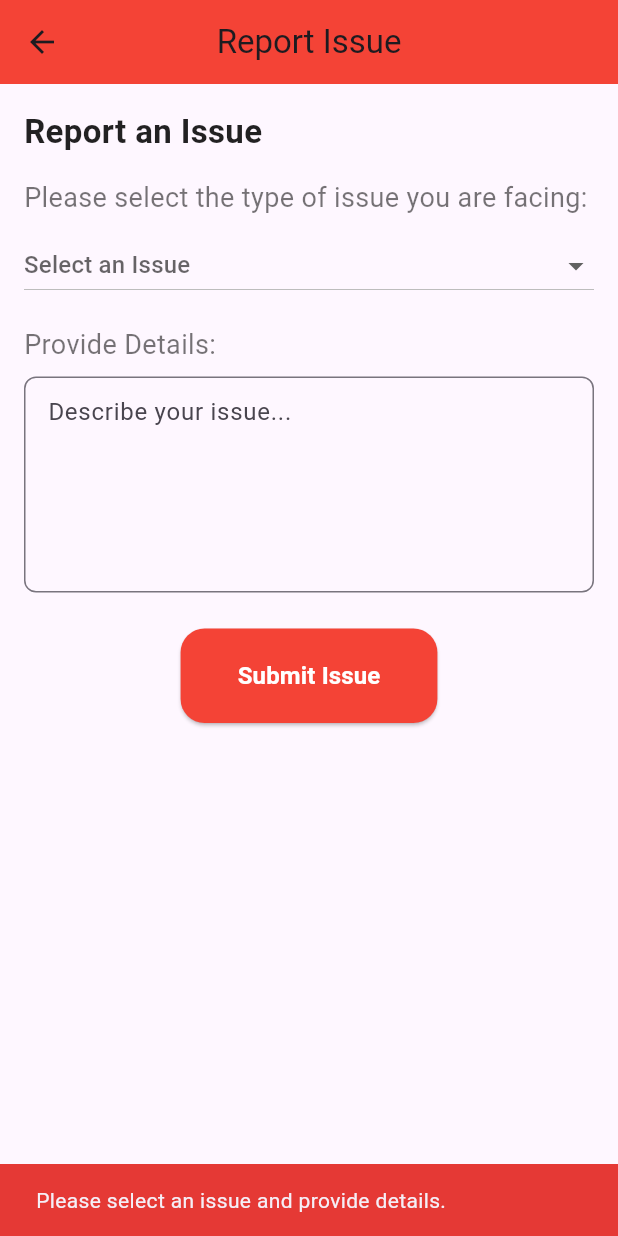
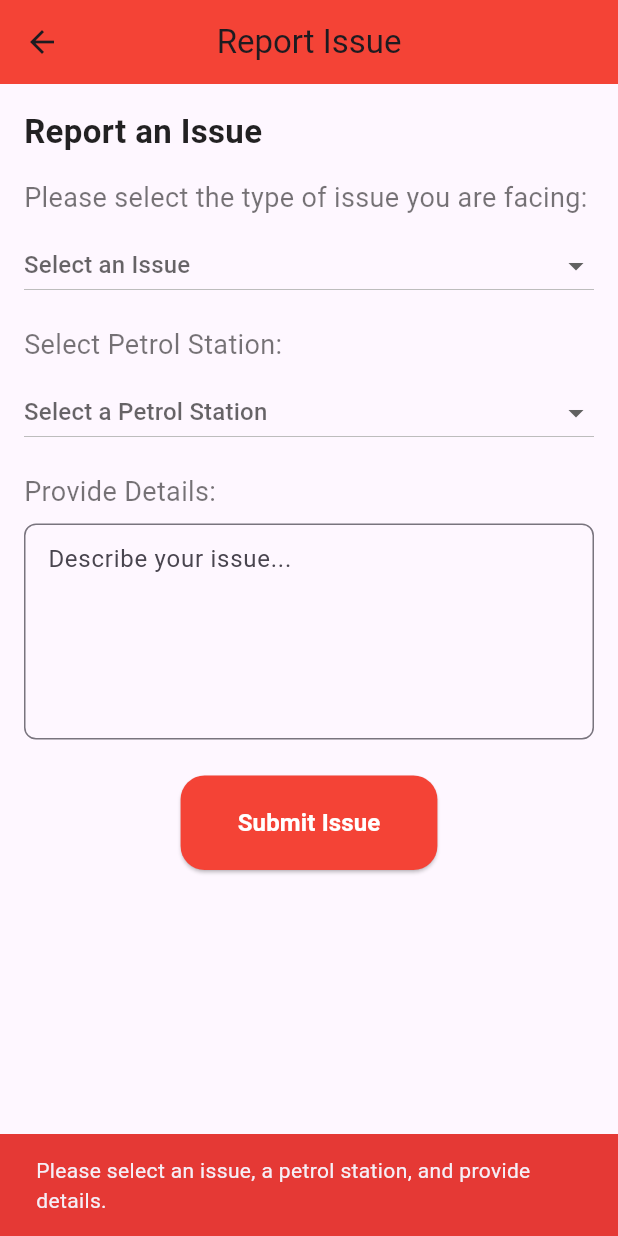
Before and after one commit to iamkonnect/FuelChecker, a Flutter app: the ReportIssueScreen screen opened by its route, after a tap on "Submit Issue", on a phone screen of 412 x 824 dp. Run offline on Flutter 3.47's test engine with Material 3 defaults, Android fonts, the phone set to English and light mode, and no system bars; our stand-ins replace email_validator, fl_chart, flutter_map, flutter_rating_bar, geolocator, google_maps_flutter and 1 more; missing offline and left inert: mailer.

Commit message:
feat:modified report issue screen

```diff
--- a/lib/screens/report_issue_screen.dart
+++ b/lib/screens/report_issue_screen.dart
@@ -10,11 +10,21 @@ class ReportIssueScreen extends StatefulWidget {
 class _ReportIssueScreenState extends State<ReportIssueScreen> {
   final TextEditingController _issueController = TextEditingController();
   String? selectedIssue;
+  String? selectedPetrolStation;
+
   List<String> commonIssues = [
     'Fuel Station not listed',
     'Fuel Price Difference',
     'Fuel Type Unavailable',
     'App Not Working Properly',
+    'Other'
+  ];
+
+  List<String> petrolStations = [
+    'Station A',
+    'Station B',
+    'Station C',
+    'Station D',
     'Other'
   ];
 
@@ -68,6 +78,31 @@ class _ReportIssueScreenState extends State<ReportIssueScreen> {
                 onChanged: (value) {
                   setState(() {
                     selectedIssue = value;
+                  });
+                },
+              ),
+              const SizedBox(height: 16.0),
+              const Text(
+                'Select Petrol Station:',
+                style: TextStyle(
+                  fontSize: 18,
+                  color: Colors.black54,
+                ),
+              ),
+              const SizedBox(height: 8.0),
+              DropdownButton<String>(
+                value: selectedPetrolStation,
+                hint: const Text('Select a Petrol Station'),
+                isExpanded: true,
+                items: petrolStations.map((String station) {
+                  return DropdownMenuItem<String>(
+                    value: station,
+                    child: Text(station),
+                  );
+                }).toList(),
+                onChanged: (value) {
+                  setState(() {
+                    selectedPetrolStation = value;
                   });
                 },
               ),
@@ -130,22 +165,29 @@ class _ReportIssueScreenState extends State<ReportIssueScreen> {
   void _submitIssue() {
     final issueDetails = _issueController.text;
 
-    if (selectedIssue != null && issueDetails.isNotEmpty) {
+    if (selectedIssue != null &&
+        selectedPetrolStation != null &&
+        issueDetails.isNotEmpty) {
       // Handle the issue submission (e.g., send data to the server)
       ScaffoldMessenger.of(context).showSnackBar(
         SnackBar(
-          content: Text('Thank you for reporting the issue!'),
+          content: Text(
+            'Thank you for reporting the issue at $selectedPetrolStation!',
+          ),
           backgroundColor: Colors.green.shade600,
         ),
       );
       _issueController.clear();
       setState(() {
         selectedIssue = null;
+        selectedPetrolStation = null;
       });
     } else {
       ScaffoldMessenger.of(context).showSnackBar(
         SnackBar(
-          content: Text('Please select an issue and provide details.'),
+          content: Text(
+            'Please select an issue, a petrol station, and provide details.',
+          ),
           backgroundColor: Colors.red.shade600,
         ),
       );
```
